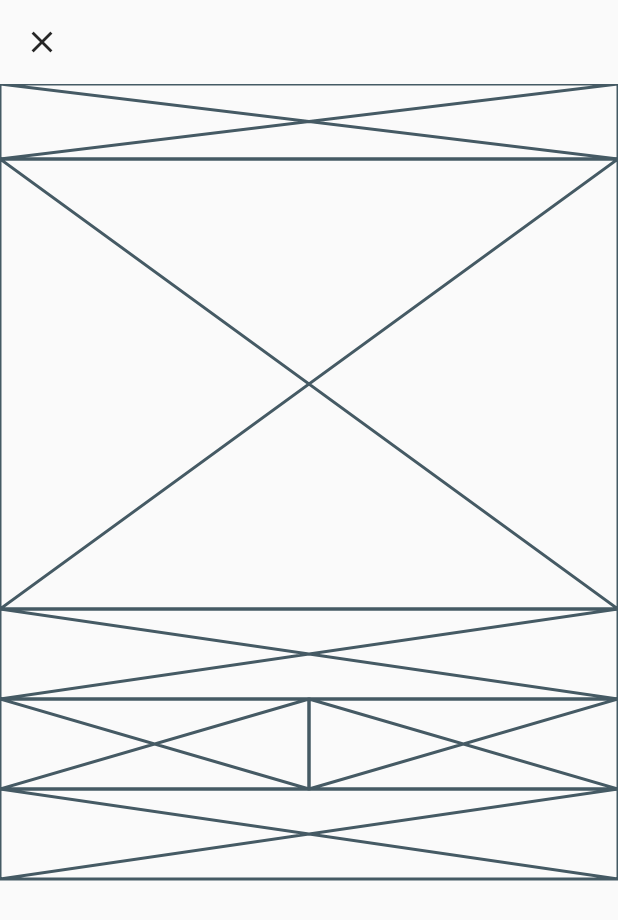
After one commit to castillorey/ESSADE, a Flutter app: the ProjectDetailPage screen opened directly, on a phone screen of 412 x 824 dp. The commit adds this screen. Shown: the top 920 px of the screen. Run offline on Flutter 3.47's test engine with Material 2 defaults, Android fonts, the phone set to English and light mode, and no system bars; our stand-ins replace charts_flutter, cloud_firestore, firebase_auth, google_sign_in; accounts and stored records are empty.

Commit message:
Create PageView for projects details

```diff
--- a/ESSADE/lib/ui/container_page.dart
+++ b/ESSADE/lib/ui/container_page.dart
@@ -42,9 +42,7 @@ class _ContainerPageState extends State<ContainerPage> {
           elevation: _selectedIndex == 0 ? 0.0 : 0.5,
         ),
       ),
-      body: AnnotatedRegion<SystemUiOverlayStyle>(
-        value: SystemUiOverlayStyle.dark,
-        child: GestureDetector(
+      body: GestureDetector(
         onTap: () => FocusScope.of(context).unfocus(),
         child: SingleChildScrollView(
           child: Align(
@@ -57,7 +55,6 @@ class _ContainerPageState extends State<ContainerPage> {
               ),
               child: tabs.elementAt(_selectedIndex)
             )
-            ),
           ),
         ),
       ),
--- /dev/null
+++ b/ESSADE/lib/ui/project_detail_page.dart
@@ -0,0 +1,47 @@
+import 'package:essade/models/Project.dart';
+import 'package:essade/ui/project_activities_subpage.dart';
+import 'package:essade/ui/project_movements_subpage.dart';
+import 'package:essade/ui/project_values_subpage.dart';
+import 'package:essade/utilities/constants.dart';
+import 'package:flutter/material.dart';
+import 'package:flutter/services.dart';
+
+class ProjectDetailPage extends StatelessWidget {
+  final Project project;
+
+  ProjectDetailPage({Key key, this.project}) : super(key: key);
+
+  PageController controller = PageController();
+
+  @override
+  Widget build(BuildContext context) {
+    SystemChrome.setSystemUIOverlayStyle(SystemUiOverlayStyle(
+      statusBarColor: Colors.blue, //or set color with: Color(0xFF0000FF)
+    ));
+    return AnnotatedRegion<SystemUiOverlayStyle>(
+      value: SystemUiOverlayStyle.dark,
+      child: Scaffold(
+        appBar: AppBar(
+          leading: IconButton(
+            icon: Icon(Icons.close, color: essadeBlack),
+            onPressed: () => Navigator.of(context).pop(),
+          ),
+          backgroundColor: Colors.transparent,
+          brightness: Brightness.light,
+          elevation: 0.0,
+        ),
+        body: PageView(
+          controller: controller,
+          scrollDirection: Axis.horizontal,
+          children: <Widget>[
+            ProjectValuesSubpage(),
+            ProjectActivitiesSubpage(),
+            ProjectMovementsSubpage()
+          ],
+        ),
+      ),
+    );
+  }
+
+
+}
--- /dev/null
+++ b/ESSADE/lib/ui/project_values_subpage.dart
@@ -0,0 +1,31 @@
+import 'package:essade/utilities/constants.dart';
+import 'package:flutter/material.dart';
+
+class ProjectValuesSubpage extends StatelessWidget {
+  @override
+  Widget build(BuildContext context) {
+    return Column(
+      children: <Widget>[
+        _title(),
+        _graph(),
+        _totalBalance(),
+        _movements(),
+        _pendingBalance()
+      ],
+    );
+  }
+
+
+  Widget _title() => Placeholder(fallbackHeight: 50);
+  Widget _graph() => Placeholder(fallbackHeight: 300);
+  Widget _totalBalance() => Placeholder(fallbackHeight: 60);
+  Widget _movements() {
+    return  Row(
+      children: <Widget>[
+        Expanded(child: Placeholder(fallbackHeight: 60,)),
+        Expanded(child: Placeholder(fallbackHeight: 60),)
+      ],
+    );
+  }
+  Widget _pendingBalance() => Placeholder(fallbackHeight: 60);
+}
--- a/ESSADE/lib/ui/register_code_page.dart
+++ b/ESSADE/lib/ui/register_code_page.dart
@@ -1,5 +1,3 @@
-import 'dart:ffi';
-
 import 'package:essade/utilities/constants.dart';
 import 'package:essade/widgets/input_text_field_widget.dart';
 import 'package:essade/widgets/long_button_widget.dart';
--- a/ESSADE/lib/widgets/input_text_field_widget.dart
+++ b/ESSADE/lib/widgets/input_text_field_widget.dart
@@ -62,7 +62,7 @@ class InputTextFieldWidget extends StatelessWidget {
             decoration: InputDecoration(
               border: InputBorder.none,
               contentPadding: EdgeInsets.only(top: 14.0),
-              prefixIcon: Icon(icon),
+              prefixIcon: Icon(icon, color: textColor,),
               hintText: placeholder,
               hintStyle: tfHintTextStyle,
             ),
```
Also changed, not shown: ESSADE/lib/ui/home_page.dart (+9 -159 lines), ESSADE/lib/ui/project_activities_subpage.dart (added, +17 -0 lines), ESSADE/lib/ui/project_movements_subpage.dart (added, +16 -0 lines), ESSADE/lib/ui/queries_page.dart (+8 -5 lines), ESSADE/lib/widgets/selectable_widget.dart (+31 -11 lines). Lines whose indentation alone changed are shown as unchanged.
